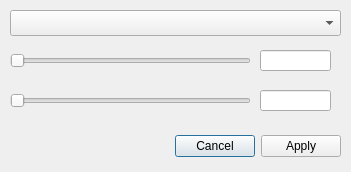
Above: sift/ui/change_colormap_dialog.ui from ssec/sift before the change. Below: the same form after it.
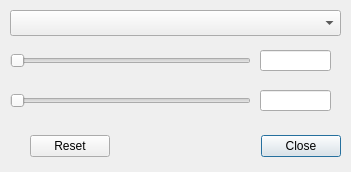
That is the form after the change.

Commit message: Switch change colormap dialog to use Reset and Close buttons

```diff
--- a/sift/ui/change_colormap_dialog.ui
+++ b/sift/ui/change_colormap_dialog.ui
@@ -32,7 +32,7 @@
     <enum>Qt::Horizontal</enum>
    </property>
    <property name="standardButtons">
-    <set>QDialogButtonBox::Apply|QDialogButtonBox::Cancel</set>
+    <set>QDialogButtonBox::Close|QDialogButtonBox::Reset</set>
    </property>
    <property name="centerButtons">
     <bool>false</bool>
```
The commit also changes 2 other files.
